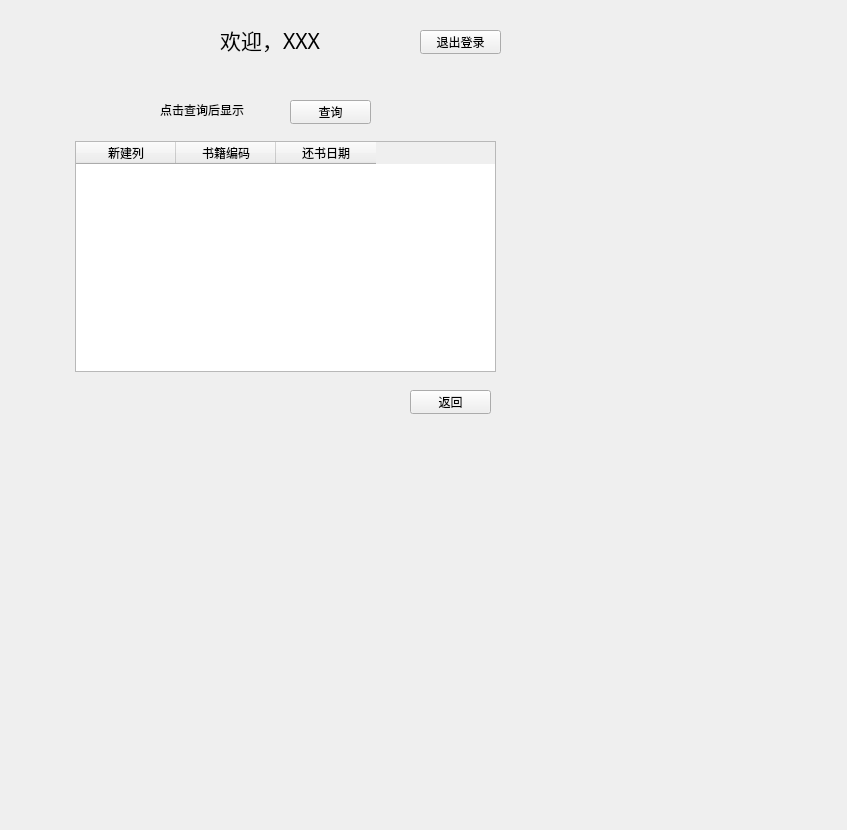
Qt form user_menu.ui (belunch/book_manage_system) before a commit.
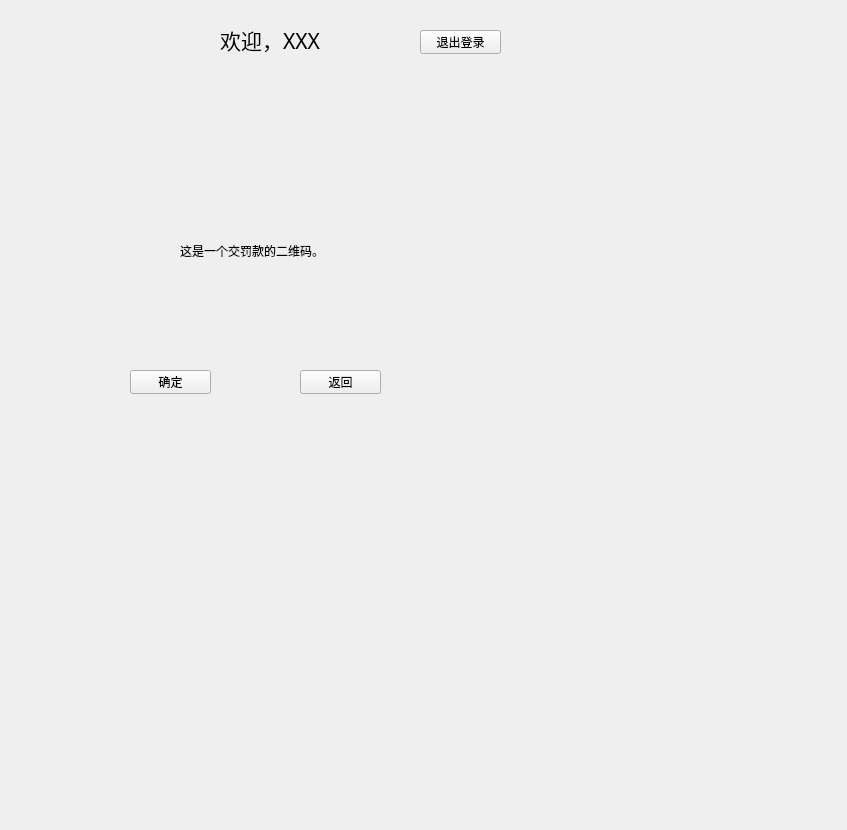
The same form after that commit.

Commit message: 用户界面各个页面的切换功能全部完成

The edit to the form file:
```diff
--- a/user_menu.ui
+++ b/user_menu.ui
@@ -70,7 +70,7 @@
     </rect>
    </property>
    <property name="currentIndex">
-    <number>4</number>
+    <number>7</number>
    </property>
    <widget class="QWidget" name="page_main_menu">
     <widget class="QPushButton" name="button_feedback">
@@ -652,6 +652,47 @@
      </property>
     </widget>
    </widget>
+   <widget class="QWidget" name="page_fine">
+    <widget class="QLabel" name="lable">
+     <property name="geometry">
+      <rect>
+       <x>160</x>
+       <y>80</y>
+       <width>191</width>
+       <height>221</height>
+      </rect>
+     </property>
+     <property name="text">
+      <string>这是一个交罚款的二维码。</string>
+     </property>
+    </widget>
+    <widget class="QPushButton" name="button_fine_confirm">
+     <property name="geometry">
+      <rect>
+       <x>110</x>
+       <y>310</y>
+       <width>81</width>
+       <height>24</height>
+      </rect>
+     </property>
+     <property name="text">
+      <string>确定</string>
+     </property>
+    </widget>
+    <widget class="QPushButton" name="button_fine_quit">
+     <property name="geometry">
+      <rect>
+       <x>280</x>
+       <y>310</y>
+       <width>81</width>
+       <height>24</height>
+      </rect>
+     </property>
+     <property name="text">
+      <string>返回</string>
+     </property>
+    </widget>
+   </widget>
   </widget>
  </widget>
  <resources/>
```
Left out of the diff: 47 changed lines with no effect on the pictures. The commit also changes 7 other files.
